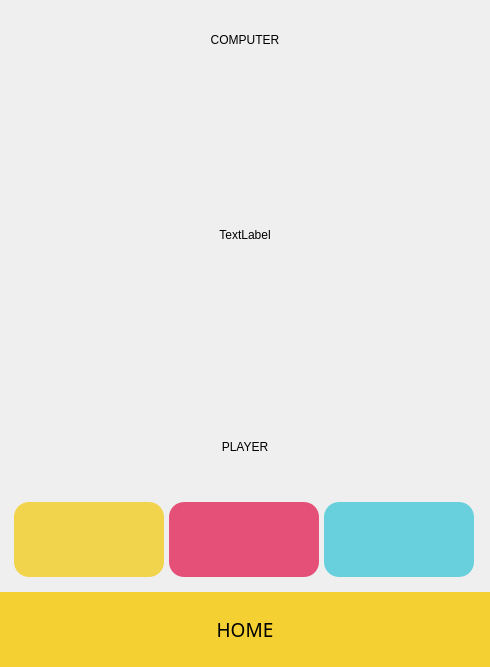
Qt form game.ui (dnguye12/Qt-C-Rock-Paper-Scissors) before a commit.
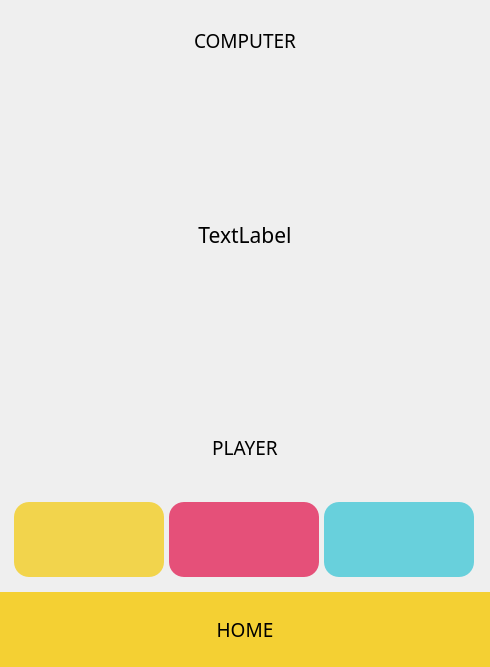
The same form after that commit. Icons and pictures are not drawn.

Commit message: base game done

```diff
--- a/game.ui
+++ b/game.ui
@@ -33,6 +33,12 @@
     <layout class="QVBoxLayout" name="verticalLayout">
      <item>
       <widget class="QLabel" name="label_2">
+       <property name="font">
+        <font>
+         <family>Montserrat SemiBold</family>
+         <pointsize>14</pointsize>
+        </font>
+       </property>
        <property name="text">
         <string>COMPUTER</string>
        </property>
@@ -79,6 +85,12 @@
      </item>
      <item>
       <widget class="QLabel" name="result">
+       <property name="font">
+        <font>
+         <family>Montserrat ExtraBold</family>
+         <pointsize>16</pointsize>
+        </font>
+       </property>
        <property name="text">
         <string>TextLabel</string>
        </property>
@@ -115,6 +127,12 @@
      </item>
      <item>
       <widget class="QLabel" name="label_5">
+       <property name="font">
+        <font>
+         <family>Montserrat SemiBold</family>
+         <pointsize>14</pointsize>
+        </font>
+       </property>
        <property name="text">
         <string>PLAYER</string>
        </property>
```
The commit also changes 2 other files.
